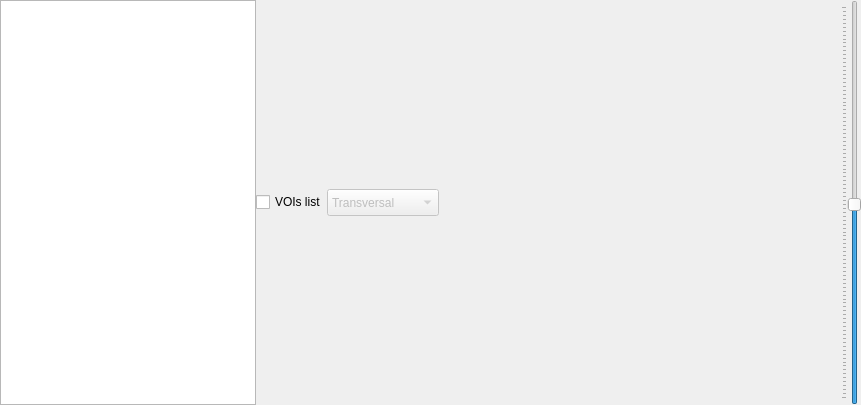
This is pytripgui/view/viewcanvas.ui in pytrip/pytripgui as Qt 5 draws it before an edit. The edited form follows.
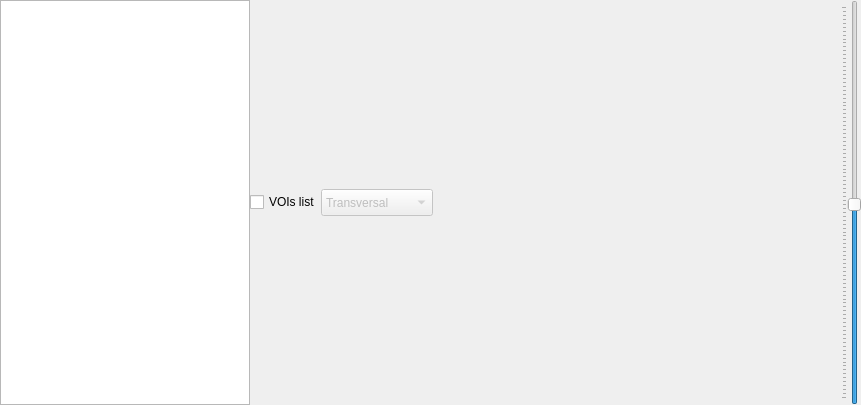
This is the edited form.

Diff of the .ui file:
```diff
--- a/pytripgui/view/viewcanvas.ui
+++ b/pytripgui/view/viewcanvas.ui
@@ -136,17 +136,23 @@
       <bool>true</bool>
      </property>
      <property name="sizePolicy">
-      <sizepolicy hsizetype="Minimum" vsizetype="Minimum">
+      <sizepolicy hsizetype="Fixed" vsizetype="Minimum">
        <horstretch>0</horstretch>
        <verstretch>0</verstretch>
       </sizepolicy>
      </property>
      <property name="minimumSize">
       <size>
-       <width>0</width>
+       <width>200</width>
        <height>0</height>
       </size>
      </property>
+     <property name="maximumSize">
+      <size>
+       <width>250</width>
+       <height>16777215</height>
+      </size>
+     </property>
      <property name="showDropIndicator" stdset="0">
       <bool>true</bool>
      </property>
```
